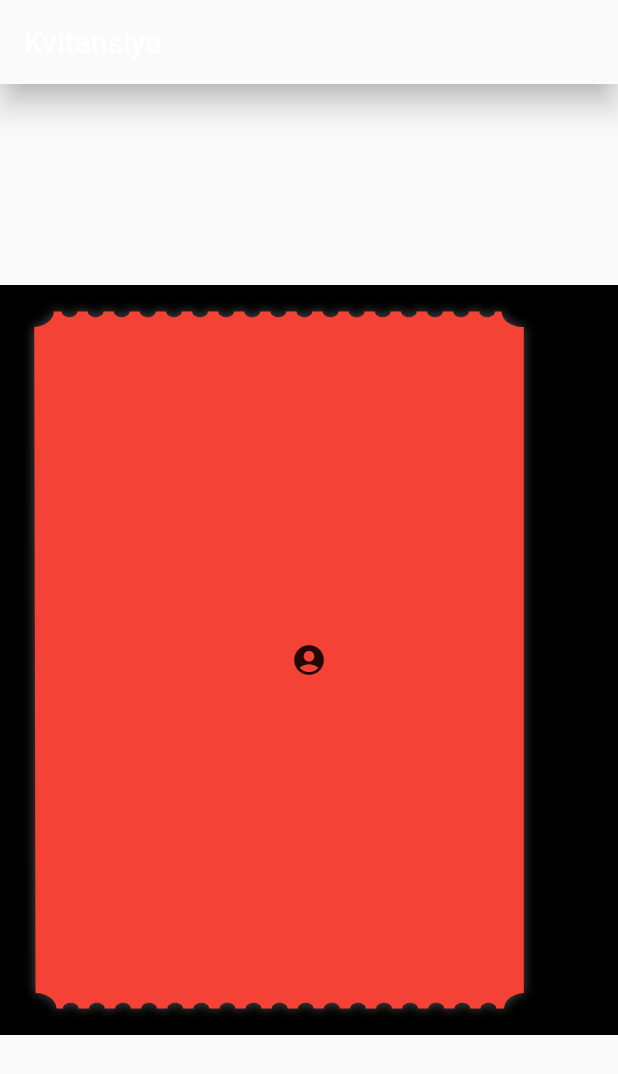
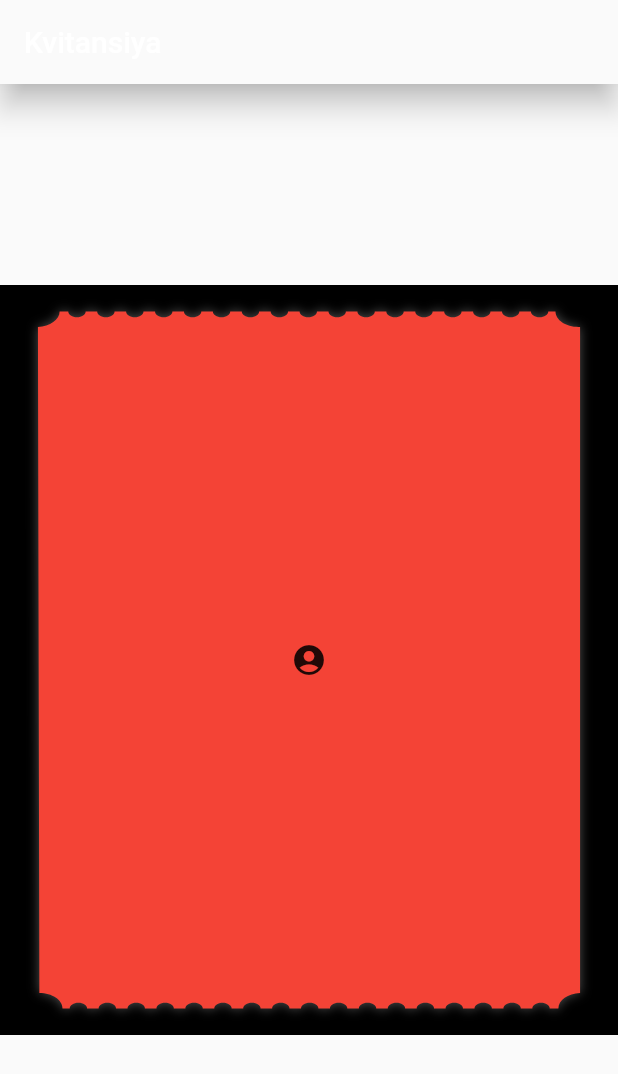
Before and after one commit to Tukhtamurodov-Sardorbek/ui_test, a Flutter app: the screen it shows after launch, on a phone screen of 412 x 824 dp. Shown: the top 1074 px of the screen. Run offline on Flutter 3.47's test engine with Material 2 defaults, Android fonts, the phone set to English and light mode, and no system bars.

Commit message:
Initial Commit

```diff
--- a/lib/main.dart
+++ b/lib/main.dart
@@ -36,7 +36,7 @@ class ReceiptPage extends StatelessWidget {
         child: Container(
           height: 500.0,
           width: double.infinity,
-          padding: const EdgeInsets.symmetric(horizontal: 20),
+          // padding: const EdgeInsets.symmetric(horizontal: 10),
           color: Colors.black,
           child: Container(
             height: 500.0,
--- a/lib/shape_border.dart
+++ b/lib/shape_border.dart
@@ -14,15 +14,16 @@ class MyShapeBorder extends OutlinedBorder {
   @override
   Path getOuterPath(ui.Rect rect, {ui.TextDirection? textDirection}) {
     final Size size = rect.size;
-    print(rect.top);
-    print(rect.bottom);
-    print(rect.height);
-    print(rect.width);
     final topGap = rect.top;
+    print('TOP: ${rect.top} | BOTTOM: ${rect.bottom}');
+    print('LEFT: ${rect.left} | RIGHT: ${rect.right}');
+    print('WIDTH: ${rect.width} | HEIGHT: ${rect.height}');
+
 
     final screen = MediaQueryData.fromWindow(WidgetsBinding.instance.window);
     final maxWidth = screen.size.width;
-    final maxHeight = screen.size.height;
+    print('MAX WIDTH: ${screen.size.width} | MAX HEIGHT: ${screen.size.height}');
+    print('#~~~~~~~~~~~~~~~~~~~~~~~~~~~~~~~~~~~~~~~~~~~~~~~~~~~~~~~~~~~~~~~~#');
     int waveNumber = 10;
     if(maxWidth < 360) {
       waveNumber = 15;
@@ -34,8 +35,12 @@ class MyShapeBorder extends OutlinedBorder {
     double widthPercent = 0.8653657;
     double heightPercent = 0.04301471;
 
+    final rightBound = size.width * 0.9362788;
+    final leftBound = size.width * 0.06138107;
+    double rightSide (int i, double difference) => size.width*(0.9362788 - (i * difference));
+
     final Path path = Path();
-    path.moveTo(size.width*0.9362788,size.height*0.05588235 + topGap);
+    path.moveTo(rightBound, size.height*0.05588235 + topGap);
 
     path.cubicTo(size.width * 0.9156087, size.height * 0.05588235 + topGap, size.width * 0.8988517, size.height * 0.04666471 + topGap, size.width * 0.8988517, size.height * 0.03529412 + topGap);
     path.lineTo(size.width * 0.8871535, size.height * 0.03529412 + topGap);
```
